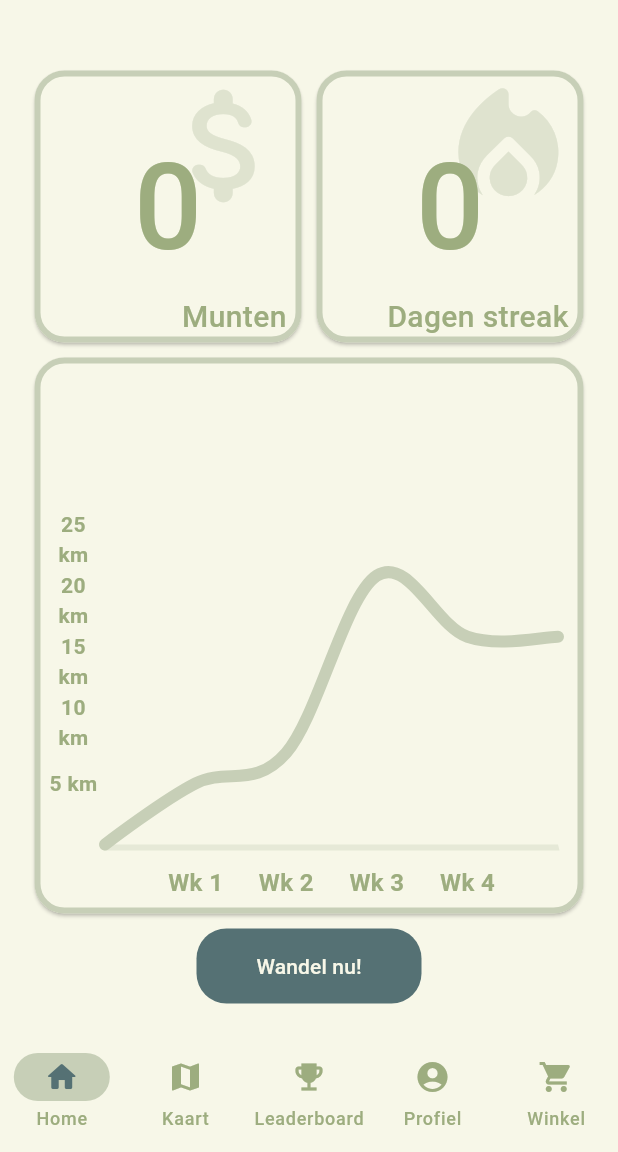
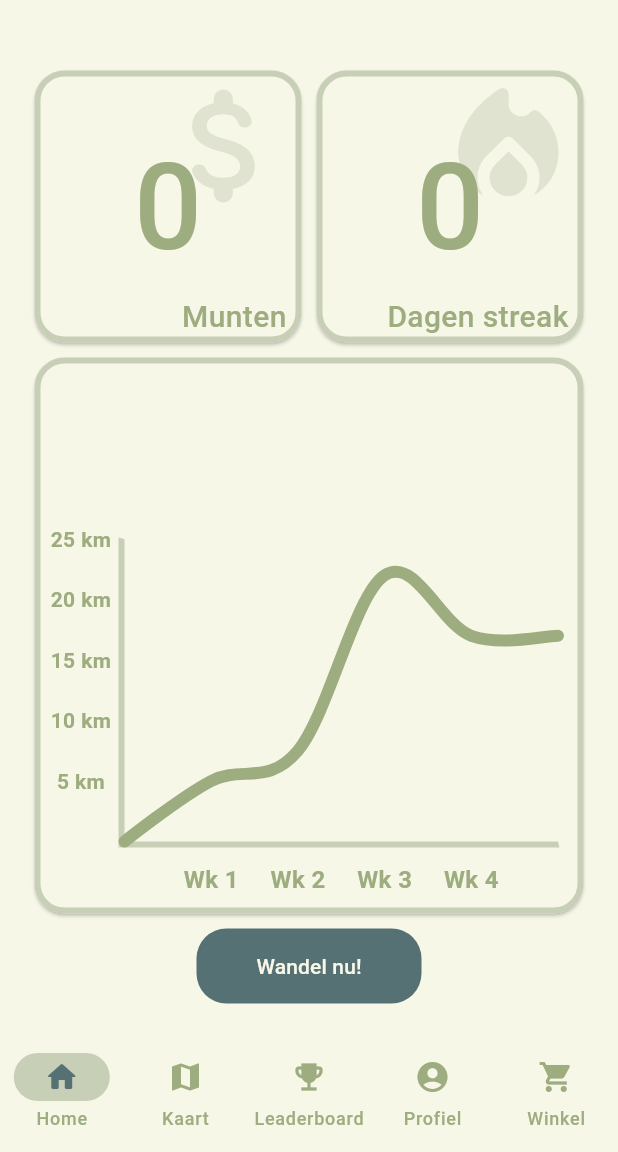
Before and after one commit to joukecooper/IPMEDT4, a Flutter app: the screen it shows once a user with an empty profile is signed in, on a phone screen of 412 x 824 dp, the part 84-1236 px from its top. Run offline on Flutter 3.47's test engine with Material 3 defaults, Android fonts, the phone set to English and light mode, and no system bars; drawn by our look-alikes of fl_chart; our stand-ins replace firebase_auth, firebase_core, flutter_map, google_fonts, latlong2; missing offline and left inert: gpx; accounts and stored records are empty; network calls fail; Roboto replaces fonts that are missing (Dosis).

Commit message:
Layout and colors

```diff
--- a/lib/components/stats.dart
+++ b/lib/components/stats.dart
@@ -85,7 +85,7 @@ class _LineChart extends StatelessWidget {
     getTitlesWidget: leftTitleWidgets,
     showTitles: true,
     interval: 1,
-    reservedSize: 40,
+    reservedSize: 50,
   );
 
   Widget bottomTitleWidgets(double value, TitleMeta meta) {
@@ -130,9 +130,8 @@ class _LineChart extends StatelessWidget {
   FlBorderData get borderData => FlBorderData(
     show: true,
     border: const Border(
-      bottom:
-      BorderSide(color: secondaryColorOpacity, width: 4),
-      left: BorderSide(color: Colors.transparent),
+      bottom: BorderSide(color: secondaryColor, width: 4),
+      left: BorderSide(color: secondaryColor, width: 4),
       right: BorderSide(color: Colors.transparent),
       top: BorderSide(color: Colors.transparent),
     ),
@@ -140,7 +139,7 @@ class _LineChart extends StatelessWidget {
 
   LineChartBarData get lineChartBarData1_1 => LineChartBarData(
     isCurved: true,
-    color: secondaryColor,
+    color: tertiaryColor,
     barWidth: 8,
     isStrokeCapRound: true,
     dotData: const FlDotData(show: false),
@@ -204,7 +203,7 @@ class LineChartSample1State extends State<LineChartSample1> {
                 ),
               ),
               SizedBox(
-                height: 10,
+                height: 12,
               ),
             ],
           ),
```
